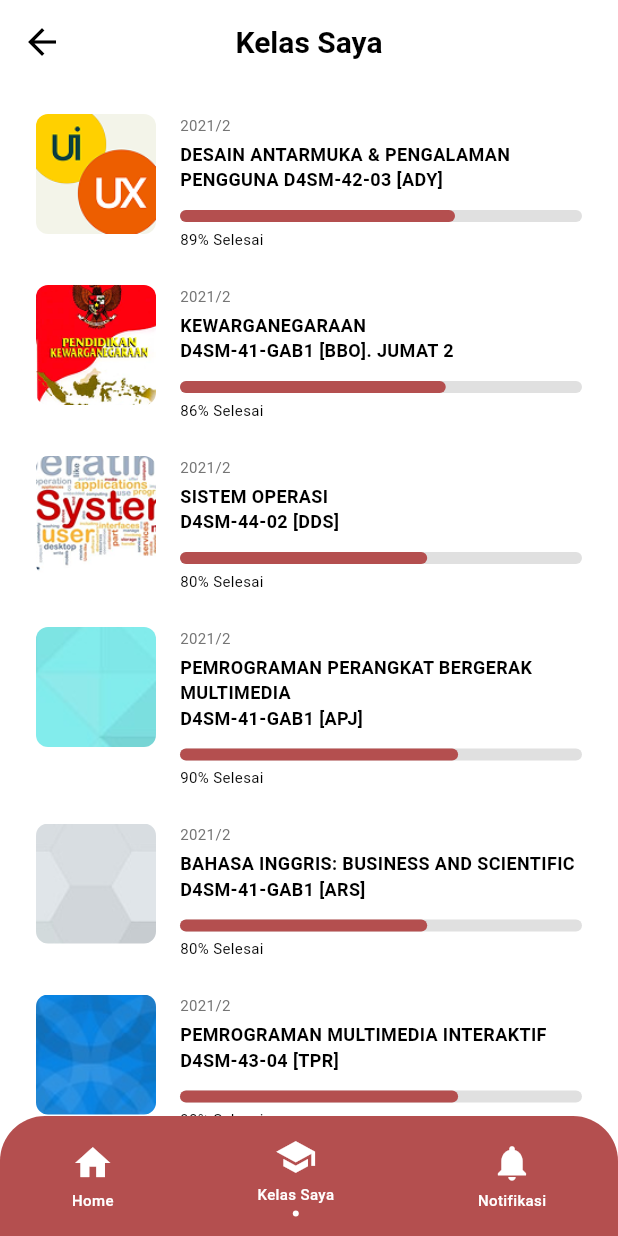
After one commit to Yogaseptiandwipratama/telkom, a Flutter app: the MyClassesPage screen opened directly, on a phone screen of 412 x 824 dp. The commit adds this screen. Run offline on Flutter 3.47's test engine with Material 3 defaults, Android fonts, the phone set to English and light mode, and no system bars.

Commit message:
menamahkan assets dan membuat halaman my_classes_page

```diff
--- a/lib/presentation/pages/home_page.dart
+++ b/lib/presentation/pages/home_page.dart
@@ -2,6 +2,7 @@ import 'package:flutter/material.dart';
 import 'profile_page.dart';
 import 'notification_page.dart';
 import 'announcement_page.dart';
+import 'my_classes_page.dart';
 
 class HomePage extends StatefulWidget {
   const HomePage({super.key});
@@ -402,7 +403,16 @@ class _HomePageState extends State<HomePage> {
           _selectedIndex = index;
         });
 
-         if (index == 2) { // Notifikasi
+        if (index == 1) { // Kelas Saya
+           Navigator.push(
+            context,
+            MaterialPageRoute(builder: (context) => const MyClassesPage()),
+          ).then((_) {
+               setState(() {
+                 _selectedIndex = 0;
+               });
+          });
+        } else if (index == 2) { // Notifikasi
            Navigator.push(
             context,
             MaterialPageRoute(builder: (context) => const NotificationPage()),
--- /dev/null
+++ b/lib/presentation/pages/my_classes_page.dart
@@ -0,0 +1,267 @@
+import 'package:flutter/material.dart';
+import 'home_page.dart';
+import 'notification_page.dart';
+
+class MyClassesPage extends StatefulWidget {
+  const MyClassesPage({super.key});
+
+  @override
+  State<MyClassesPage> createState() => _MyClassesPageState();
+}
+
+class _MyClassesPageState extends State<MyClassesPage> {
+  int _selectedIndex = 1; // Highlight 'Kelas Saya'
+
+  @override
+  Widget build(BuildContext context) {
+    return Scaffold(
+      backgroundColor: Colors.white,
+      appBar: AppBar(
+        backgroundColor: Colors.white,
+        elevation: 0,
+        leading: IconButton(
+          icon: const Icon(Icons.arrow_back, color: Colors.black, size: 28),
+          onPressed: () => Navigator.pop(context),
+        ),
+        centerTitle: true,
+        title: const Text(
+          'Kelas Saya',
+          style: TextStyle(
+            color: Colors.black,
+            fontWeight: FontWeight.bold,
+            fontSize: 20,
+          ),
+        ),
+      ),
+      body: Stack(
+        children: [
+          ListView(
+            padding: const EdgeInsets.symmetric(horizontal: 24, vertical: 20),
+            children: [
+              _buildClassItem(
+                imageAsset: 'assets/images/uiux.png',
+                year: '2021/2',
+                title: 'DESAIN ANTARMUKA & PENGALAMAN PENGGUNA D4SM-42-03 [ADY]',
+                progress: 89,
+              ),
+              _buildClassItem(
+                imageAsset: 'assets/images/pkn.png',
+                year: '2021/2',
+                title: 'KEWARGANEGARAAN\nD4SM-41-GAB1 [BBO]. JUMAT 2',
+                progress: 86,
+              ),
+              _buildClassItem(
+                imageAsset: 'assets/images/os.png',
+                year: '2021/2',
+                title: 'SISTEM OPERASI\nD4SM-44-02 [DDS]',
+                progress: 80,
+              ),
+              _buildClassItem(
+                imageAsset: 'assets/images/a.png',
+                year: '2021/2',
+                title: 'PEMROGRAMAN PERANGKAT BERGERAK MULTIMEDIA\nD4SM-41-GAB1 [APJ]',
+                progress: 90,
+              ),
+              _buildClassItem(
+                imageAsset: 'assets/images/d.png',
+                year: '2021/2',
+                title: 'BAHASA INGGRIS: BUSINESS AND SCIENTIFIC\nD4SM-41-GAB1 [ARS]',
+                progress: 80,
+              ),
+              _buildClassItem(
+                imageAsset: 'assets/images/e.png',
+                year: '2021/2',
+                title: 'PEMROGRAMAN MULTIMEDIA INTERAKTIF\nD4SM-43-04 [TPR]',
+                progress: 90,
+              ),
+              _buildClassItem(
+                imageAsset: 'assets/images/f.png', // Indigo/Purple accent
+                year: '2021/2',
+                title: 'OLAH RAGA\nD3TT-44-02 [EYR]',
+                progress: 90,
+              ),
+              const SizedBox(height: 100), // Space for bottom nav
+            ],
+          ),
+          Positioned(
+            left: 0,
+            right: 0,
+            bottom: 0,
+            child: _buildBottomNavigationBar(),
+          ),
+        ],
+      ),
+    );
+  }
+
+  Widget _buildClassItem({
+    String? imageAsset,
+    Color? color,
+    required String year,
+    required String title,
+    required int progress,
+  }) {
+    return Container(
+      margin: const EdgeInsets.only(bottom: 24),
+      child: Row(
+        crossAxisAlignment: CrossAxisAlignment.start,
+        children: [
+          // Image/Box
+          Container(
+            width: 80,
+            height: 80,
+            decoration: BoxDecoration(
+              color: color ?? Colors.white,
+              borderRadius: BorderRadius.circular(8),
+              image: imageAsset != null
+                  ? DecorationImage(
+                      image: AssetImage(imageAsset),
+                      fit: BoxFit.cover,
+                      onError: (exception, stackTrace) {
+                        // Handle error silently or show placeholder
+                      })
+                  : null,
+            ),
+             child: imageAsset == null && color != null ? null : (imageAsset == null ? const Icon(Icons.broken_image, color: Colors.grey) : null), // Fallback
+          ),
+          const SizedBox(width: 16),
+          // Content
+          Expanded(
+            child: Column(
+              crossAxisAlignment: CrossAxisAlignment.start,
+              children: [
+                Text(
+                  year,
+                  style: TextStyle(
+                    fontSize: 10,
+                    color: Colors.grey[600],
+                  ),
+                ),
+                const SizedBox(height: 4),
+                Text(
+                  title,
+                  style: const TextStyle(
+                    fontSize: 12,
+                    fontWeight: FontWeight.bold,
+                    color: Colors.black,
+                  ),
+                ),
+                const SizedBox(height: 12),
+                // Progress Bar
+                Stack(
+                  children: [
+                    Container(
+                      height: 8,
+                      width: double.infinity,
+                      decoration: BoxDecoration(
+                        color: Colors.grey[300],
+                        borderRadius: BorderRadius.circular(5),
+                      ),
+                    ),
+                    Container(
+                      height: 8,
+                      width: MediaQuery.of(context).size.width * 0.5 * (progress / 100), // Approximate width based on screen
+                      // A safer way is using LayoutBuilder but for simplicity relying on expanded width constraint.
+                      // Actually FractionallySizedBox is better inside a container of defined width.
+                      // Let's use LinearProgressIndicator for simplicity and better control.
+                      decoration: BoxDecoration(
+                        color: const Color(0xFFB44F4F),
+                        borderRadius: BorderRadius.circular(5),
+                      ),
+                    ),
+                  ],
+                ),
+                 // Actual LinearProgressIndicator gives easier control:
+                 /*
+                ClipRRect(
+                  borderRadius: BorderRadius.circular(5),
+                  child: LinearProgressIndicator(
+                    value: progress / 100.0,
+                    backgroundColor: Colors.grey[300],
+                    valueColor: const AlwaysStoppedAnimation<Color>(Color(0xFFB44F4F)),
+                    minHeight: 8,
+                  ),
+                ),
+                */
+                const SizedBox(height: 4),
+                Text(
+                  '$progress% Selesai',
+                  style: const TextStyle(
+                    fontSize: 10,
+                    color: Colors.black,
+                  ),
+                ),
+              ],
+            ),
+          ),
+        ],
+      ),
+    );
+  }
+
+  Widget _buildBottomNavigationBar() {
+    return Container(
+      height: 80,
+      decoration: const BoxDecoration(
+        color: Color(0xFFB44F4F),
+        borderRadius: BorderRadius.only(
+          topLeft: Radius.circular(30),
+          topRight: Radius.circular(30),
+        ),
+      ),
+      child: Row(
+        mainAxisAlignment: MainAxisAlignment.spaceAround,
+        children: [
+          _buildNavItem(Icons.home, 'Home', 0),
+          _buildNavItem(Icons.school, 'Kelas Saya', 1),
+          _buildNavItem(Icons.notifications, 'Notifikasi', 2),
+        ],
+      ),
+    );
+  }
+
+  Widget _buildNavItem(IconData icon, String label, int index) {
+    bool isSelected = _selectedIndex == index;
+    return GestureDetector(
+      onTap: () {
+        if (index == 0) {
+           Navigator.of(context).popUntil((route) => route.isFirst); // Home
+        } else if (index == 2) {
+          Navigator.push(
+            context,
+            MaterialPageRoute(builder: (context) => const NotificationPage()),
+          );
+        }
+      },
+      child: Column(
+        mainAxisAlignment: MainAxisAlignment.center,
+        children: [
+          Icon(
+            icon,
+            color: Colors.white,
+            size: 28,
+          ),
+          const SizedBox(height: 4),
+          Text(
+            label,
+            style: const TextStyle(
+              color: Colors.white,
+              fontSize: 10,
+              fontWeight: FontWeight.w500,
+            ),
+          ),
+          if (isSelected)
+            Container(
+              margin: const EdgeInsets.only(top: 4),
+              width: 4,
+              height: 4,
+              decoration: const BoxDecoration(
+                color: Colors.white,
+                shape: BoxShape.circle,
+              ),
+            ),
+        ],
+      ),
+    );
+  }
+}
```
Also changed, not shown: assets/images/a.png (added), assets/images/d.png (added), assets/images/e.png (added), assets/images/f.png (added), assets/images/os.png (added), assets/images/pkn.png (added), assets/images/uiux.png (added).
